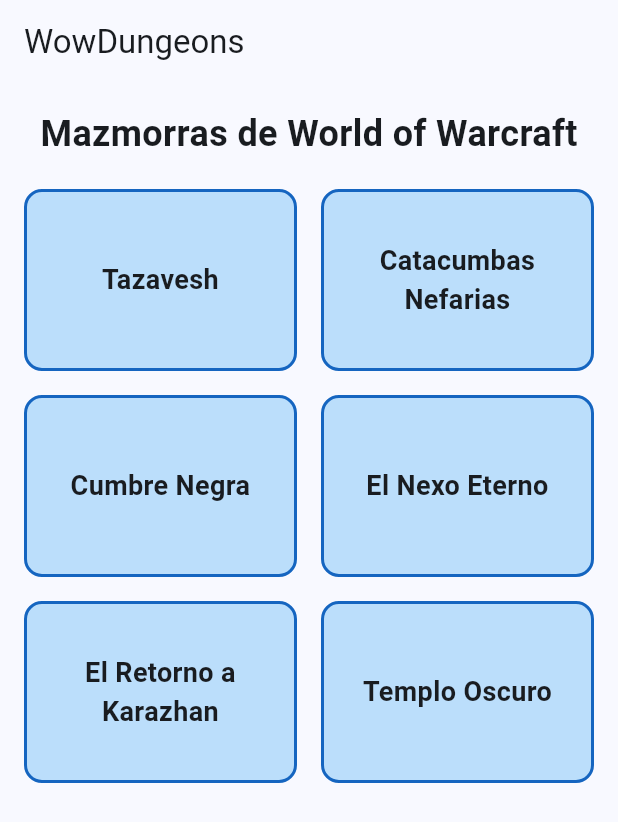
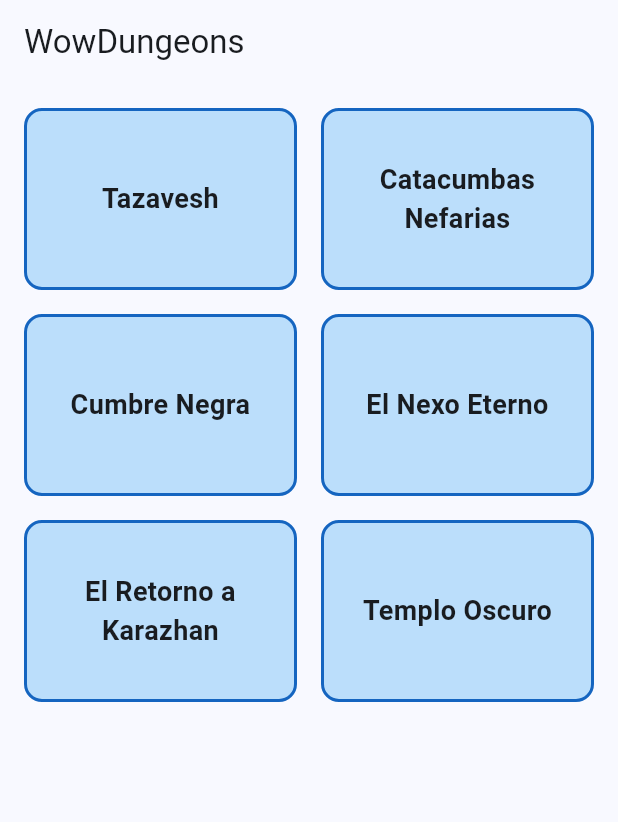
Before and after one commit to Xavierete/WowDungeons, a Flutter app: the screen it shows after launch, on a phone screen of 412 x 824 dp. Shown: the top 822 px of the screen. Run offline on Flutter 3.47's test engine with Material 3 defaults, Android fonts, the phone set to English and light mode, and no system bars.

Commit message:
REFACTOR: HOME VIEW

```diff
--- a/lib/views/detail_view.dart
+++ b/lib/views/detail_view.dart
@@ -115,7 +115,7 @@ class DetailView extends StatelessWidget {
       case 'Expansión':
         return Icons.extension;
       case 'Nivel':
-        return Icons.level;
+        return Icons.star;
       case 'Jugadores':
         return Icons.group;
       case 'Ubicación':
--- a/lib/views/home_view.dart
+++ b/lib/views/home_view.dart
@@ -1,46 +1,39 @@
 import 'package:flutter/material.dart';
 import 'package:provider/provider.dart';
 import '../viewmodels/dungeon_viewmodel.dart';
-import '../views/dungeon_detail_view.dart';
+import 'detail_view.dart';
 
 class HomeView extends StatelessWidget {
   const HomeView({super.key});
 
   @override
   Widget build(BuildContext context) {
+    final viewModel = Provider.of<DungeonViewModel>(context);
+    final dungeons = viewModel.dungeons;
+
     return Scaffold(
       appBar: AppBar(
         title: const Text('WowDungeons'),
       ),
       body: Padding(
         padding: const EdgeInsets.all(16.0),
-        child: Column(
-          children: [
-            const Text(
-              'Mazmorras de World of Warcraft',
-              style: TextStyle(fontSize: 24, fontWeight: FontWeight.bold),
-            ),
-            const SizedBox(height: 20),
-            Expanded(
-              child: Consumer<DungeonViewModel>(
-                builder: (context, viewModel, child) {
-                  return GridView.builder(
+        child: GridView.builder(
           gridDelegate: const SliverGridDelegateWithFixedCrossAxisCount(
             crossAxisCount: 2,
             crossAxisSpacing: 16,
             mainAxisSpacing: 16,
             childAspectRatio: 1.5,
           ),
-                    itemCount: viewModel.dungeons.length,
+          itemCount: dungeons.length,
           itemBuilder: (context, index) {
-                      final dungeon = viewModel.dungeons[index];
+            final dungeon = dungeons[index];
             return GestureDetector(
               onTap: () {
                 Navigator.push(
                   context,
                   MaterialPageRoute(
-                              builder: (context) => DungeonDetailView(
-                                dungeon: dungeon,
+                    builder: (context) => DetailView(
+                      title: dungeon.title,
                     ),
                   ),
                 );
@@ -67,11 +60,6 @@ class HomeView extends StatelessWidget {
               ),
             );
           },
-                  );
-                },
-              ),
-            ),
-          ],
         ),
       ),
     );
```
Lines whose indentation alone changed are shown as unchanged.
